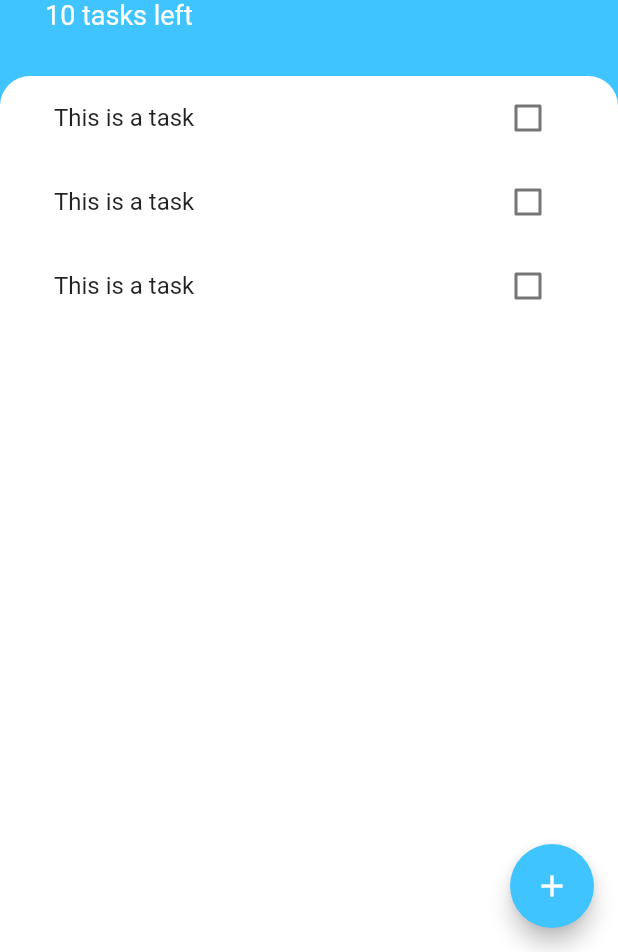
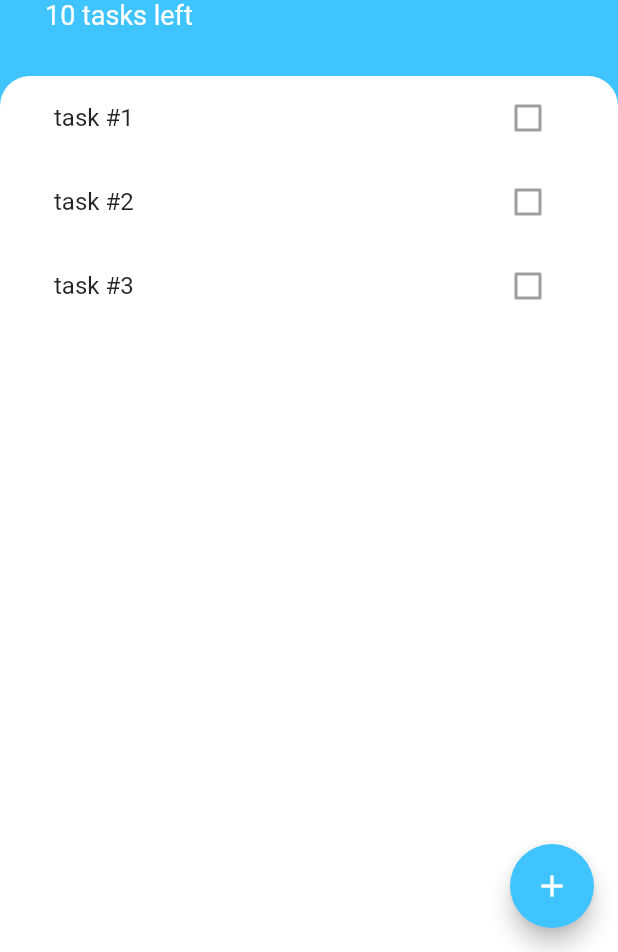
Before and after one commit to snb4crazy/Flutter-Todo-App, a Flutter app: the screen it shows after launch, on a phone screen of 412 x 824 dp, the part 284-1236 px from its top. Run offline on Flutter 3.47's test engine with Material 2 defaults, Android fonts, the phone set to English and light mode, and no system bars.

Commit message:
Refactoring TaskTile Widget

```diff
--- a/lib/widgets/task_tile.dart
+++ b/lib/widgets/task_tile.dart
@@ -1,42 +1,28 @@
 import 'package:flutter/material.dart';
 
-class TaskTile extends StatefulWidget {
-  @override
-  _TaskTileState createState() => _TaskTileState();
-}
+class TaskTile extends StatelessWidget {
+  final bool isChecked;
+  final String title;
+  final Function(bool?)? checkboxCallback;
 
-class _TaskTileState extends State<TaskTile> {
-  bool isChecked = false;
-  void checkboxCallback(bool? checkboxState) {
-    setState(() {
-      isChecked = checkboxState ?? true;
-    });
-  }
+  TaskTile(
+      {required this.isChecked,
+      required this.title,
+      required this.checkboxCallback});
 
   @override
   Widget build(BuildContext context) {
     return ListTile(
       title: Text(
-        'This is a task',
+        title,
         style: TextStyle(
             decoration: isChecked ? TextDecoration.lineThrough : null),
       ),
-      trailing: TaskCheckBox(isChecked, checkboxCallback),
+      trailing: Checkbox(
+        activeColor: Colors.lightBlueAccent,
+        value: isChecked,
+        onChanged: checkboxCallback,
+      ),
     );
   }
 }
-
-class TaskCheckBox extends StatelessWidget {
-  final bool checkBoxState;
-  final Function(bool?) toggleCheckboxState;
-
-  TaskCheckBox(this.checkBoxState, this.toggleCheckboxState);
-
-  @override
-  Widget build(BuildContext context) {
-    return Checkbox(
-      value: checkBoxState,
-      onChanged: toggleCheckboxState,
-    );
-  }
-}
```
